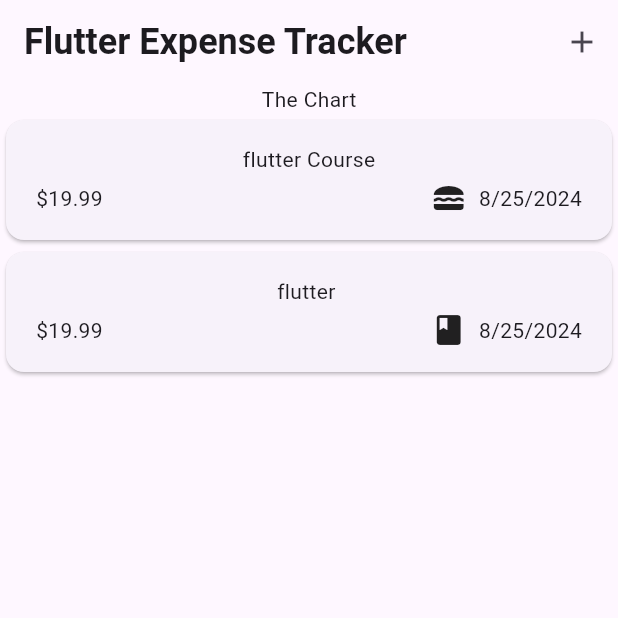
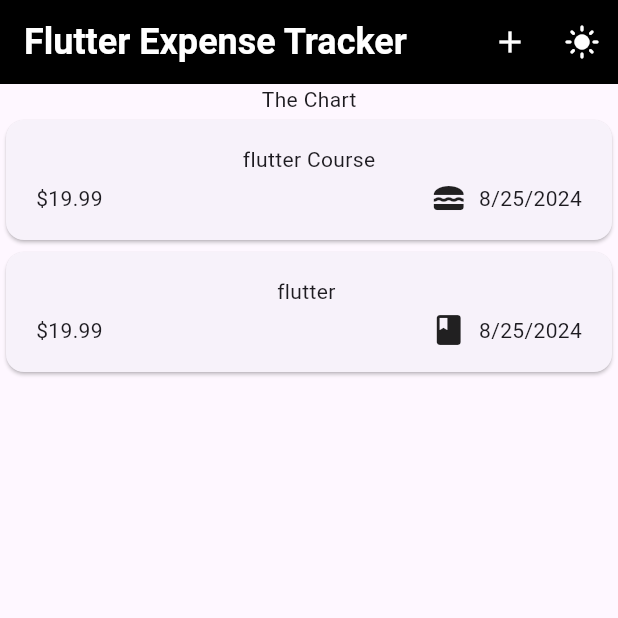
Before and after one commit to renkunji123/Expense_tracker_app_flutter_dart, a Flutter app: the screen it shows after launch, on a phone screen of 412 x 824 dp, the top half of it. Run offline on Flutter 3.47's test engine with Material 3 defaults, Android fonts, the phone set to English and light mode, and no system bars.

Commit message:
Toggle the theme ( Dark mode and light mode)

```diff
--- a/lib/main.dart
+++ b/lib/main.dart
@@ -4,6 +4,8 @@ import 'widgets/expenses.dart';
 void main() {
   runApp(
     const MaterialApp(
+
+
       home: Expenses(
 
       ),
--- a/lib/widgets/expenses.dart
+++ b/lib/widgets/expenses.dart
@@ -29,6 +29,9 @@ class _ExpenseState extends State<Expenses> {
     )
   ];
 
+  bool _isDarkMode = false;
+
+
   void _openAddExpenseOverlay(){
     showModalBottomSheet(
       context: context,
@@ -41,6 +44,7 @@ class _ExpenseState extends State<Expenses> {
     setState(() {
       _registeredExpenses.remove(expense);
     });
+    ScaffoldMessenger.of(context).clearSnackBars();
     ScaffoldMessenger.of(context).showSnackBar(
         SnackBar(
           duration: const Duration(seconds: 3) ,
@@ -62,6 +66,12 @@ class _ExpenseState extends State<Expenses> {
     });
   }
 
+  void _toggleDarkMode() {
+    setState(() {
+      _isDarkMode = !_isDarkMode;
+    });
+  }
+
   @override
   Widget build(BuildContext context) {
     Widget mainContent = const Center(
@@ -72,19 +82,42 @@ class _ExpenseState extends State<Expenses> {
           expenses: _registeredExpenses,
           onRemoveExpense: _removeExpense,);
     }
-    return Scaffold(
-      appBar: AppBar(
-        title: const Text("Flutter Expense Tracker",
-        style: TextStyle(
+    return MaterialApp(
+        theme: ThemeData.light().copyWith(
+          appBarTheme: const AppBarTheme(
+            backgroundColor: Colors.black,
+            titleTextStyle: TextStyle(
+              color: Colors.white,
               fontSize: 24,
               fontWeight: FontWeight.bold,
             ),
+            iconTheme: IconThemeData(color: Colors.white),
           ),
-
+        ),
+      darkTheme: ThemeData.dark().copyWith(
+        appBarTheme: const AppBarTheme(
+          backgroundColor: Colors.white, // White background in dark mode
+          titleTextStyle: TextStyle(
+            color: Colors.black, // Black text in dark mode
+            fontSize: 24,
+            fontWeight: FontWeight.bold,
+          ),
+          iconTheme: IconThemeData(color: Colors.black), // Black icons in dark mode
+        ),
+      ),
+      themeMode: _isDarkMode ? ThemeMode.dark : ThemeMode.light,
+      home: Scaffold(
+        appBar: AppBar(
+          foregroundColor: Colors.black,
+          title: const Text("Flutter Expense Tracker"),
           actions: [
             IconButton(
                 onPressed: _openAddExpenseOverlay,
                 icon: const Icon(Icons.add),
+            ),
+            IconButton(
+              icon: Icon(_isDarkMode ? Icons.dark_mode : Icons.light_mode),
+              onPressed: _toggleDarkMode,
             ),
           ],
         ),
@@ -96,6 +129,7 @@ class _ExpenseState extends State<Expenses> {
           ),
         ],
       ),
+      ),
     );
   }
 }
```
Lines whose indentation alone changed are shown as unchanged.
